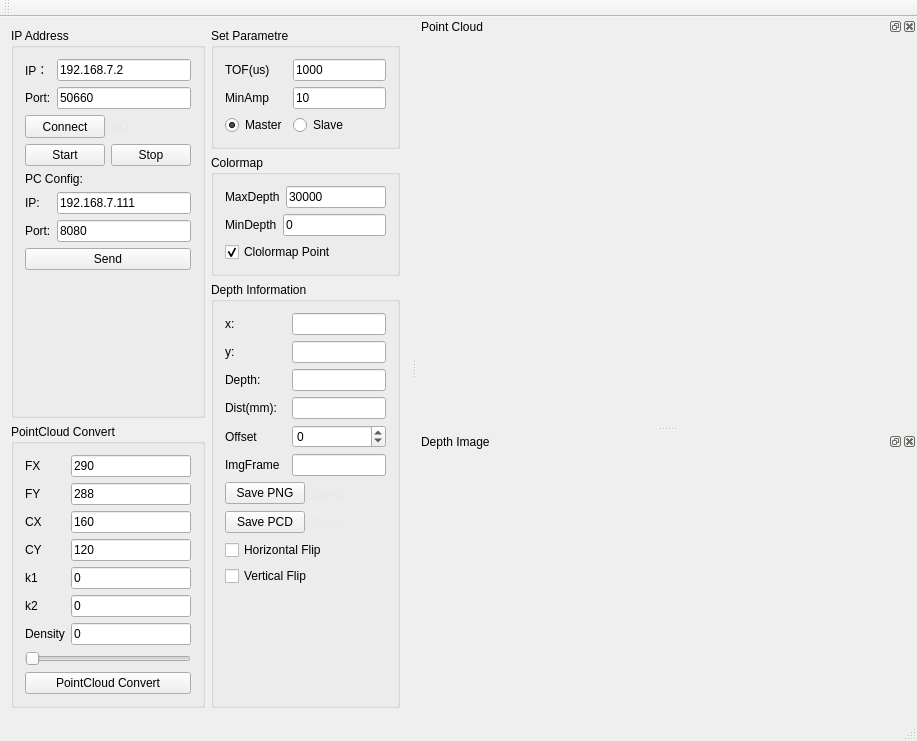
Before: the Qt Designer form SmartEye/SmartEye/smarteye.ui in SHU3DVision/SmartEye, drawn with Qt 5.
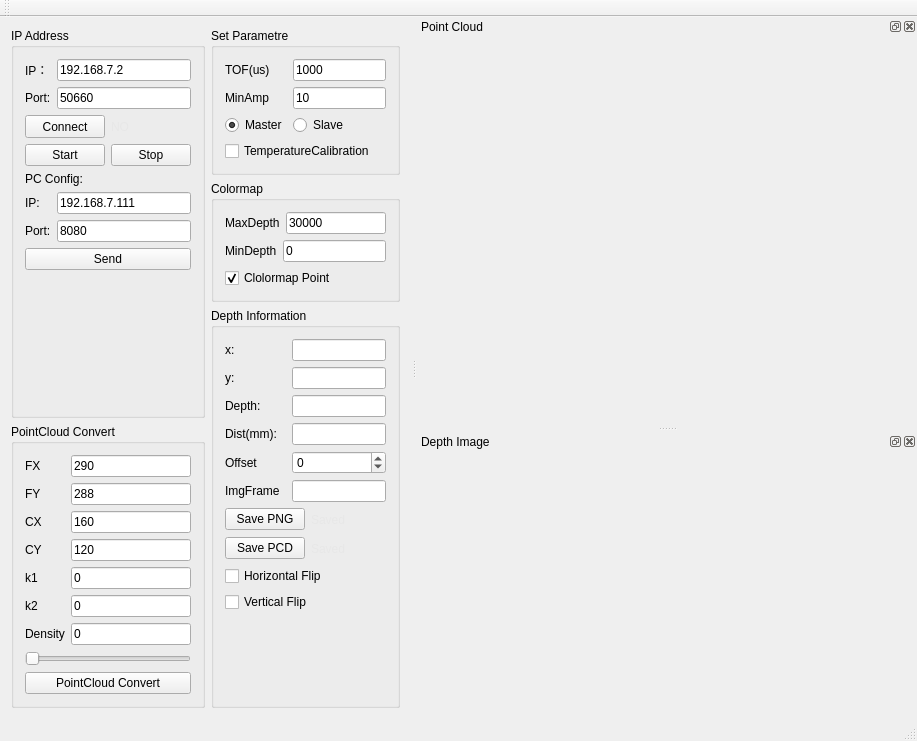
After: the same form once the commit is applied. Icons and pictures are not drawn. Custom widgets are drawn as their Qt base class.

Patch:
```diff
--- a/SmartEye/SmartEye/smarteye.ui
+++ b/SmartEye/SmartEye/smarteye.ui
@@ -406,6 +406,13 @@
            </item>
           </layout>
          </item>
+         <item>
+          <widget class="QCheckBox" name="checkBoxTemperatureCalibration">
+           <property name="text">
+            <string>TemperatureCalibration</string>
+           </property>
+          </widget>
+         </item>
         </layout>
        </widget>
       </item>
```
